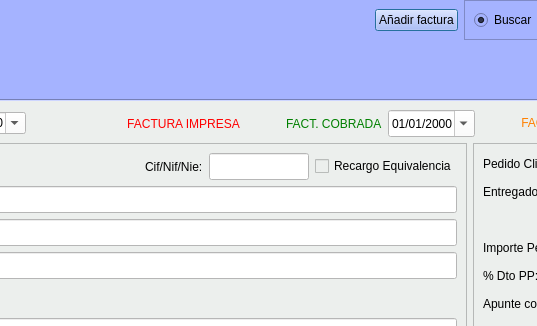
First picture: the form in Zona_Ventas/frmfacturas.ui, repository arcnexus/RedFoX, before the edit; both pictures show x 471 to 1008 and y 0 to 326 of the 1199 by 683 pixel window.
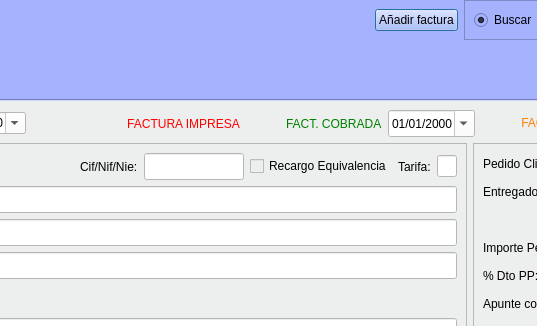
Second picture: the form after the edit. The open tabs and pages were chosen to show the change. Icons and pictures are not drawn.

Commit message: adaptación tabe_helper y factura.cpp ara tipo_dto_tarifa

The edit to the form file:
```diff
--- a/Zona_Ventas/frmfacturas.ui
+++ b/Zona_Ventas/frmfacturas.ui
@@ -460,6 +460,26 @@
                     </property>
                    </widget>
                   </item>
+                  <item>
+                   <widget class="QLabel" name="label_35">
+                    <property name="text">
+                     <string>Tarifa:</string>
+                    </property>
+                   </widget>
+                  </item>
+                  <item>
+                   <widget class="QLineEdit" name="txt_tipo_dto_tarifa">
+                    <property name="maximumSize">
+                     <size>
+                      <width>20</width>
+                      <height>16777215</height>
+                     </size>
+                    </property>
+                    <property name="styleSheet">
+                     <string notr="true">background-color: rgb(255, 255, 255);</string>
+                    </property>
+                   </widget>
+                  </item>
                  </layout>
                 </item>
                 <item row="1" column="0" colspan="3">
```
Left out of the diff: 846 changed lines with no effect on the pictures. The commit also changes 15 other files.
